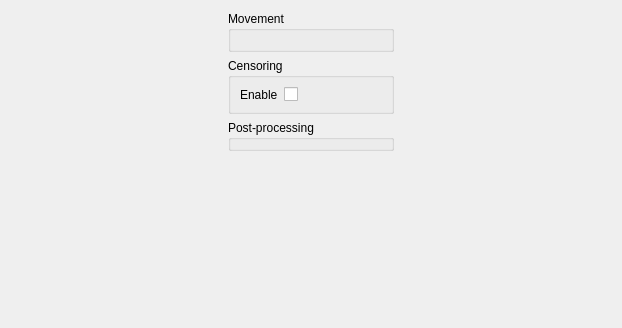
Old version of the form interface/gui/visualisations/AnimatorUI.ui in the repository spillerrec/Overmix; both pictures show x 0 to 622 and y 0 to 328 of the 622 by 554 pixel window.
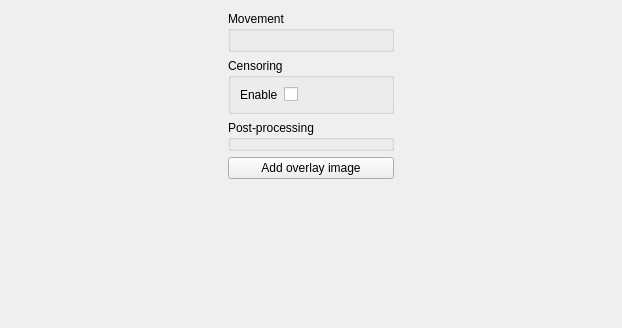
New version of the form.

Commit message: ADD: Allow an overlay in "Create slide" which moves at a different speed

```diff
--- a/interface/gui/visualisations/AnimatorUI.ui
+++ b/interface/gui/visualisations/AnimatorUI.ui
@@ -61,6 +61,13 @@
        </property>
       </widget>
      </item>
+     <item>
+      <widget class="QPushButton" name="add_overlay_btn">
+       <property name="text">
+        <string>Add overlay image</string>
+       </property>
+      </widget>
+     </item>
      <item>
       <spacer name="verticalSpacer">
        <property name="orientation">
```
The commit also changes 4 other files.
